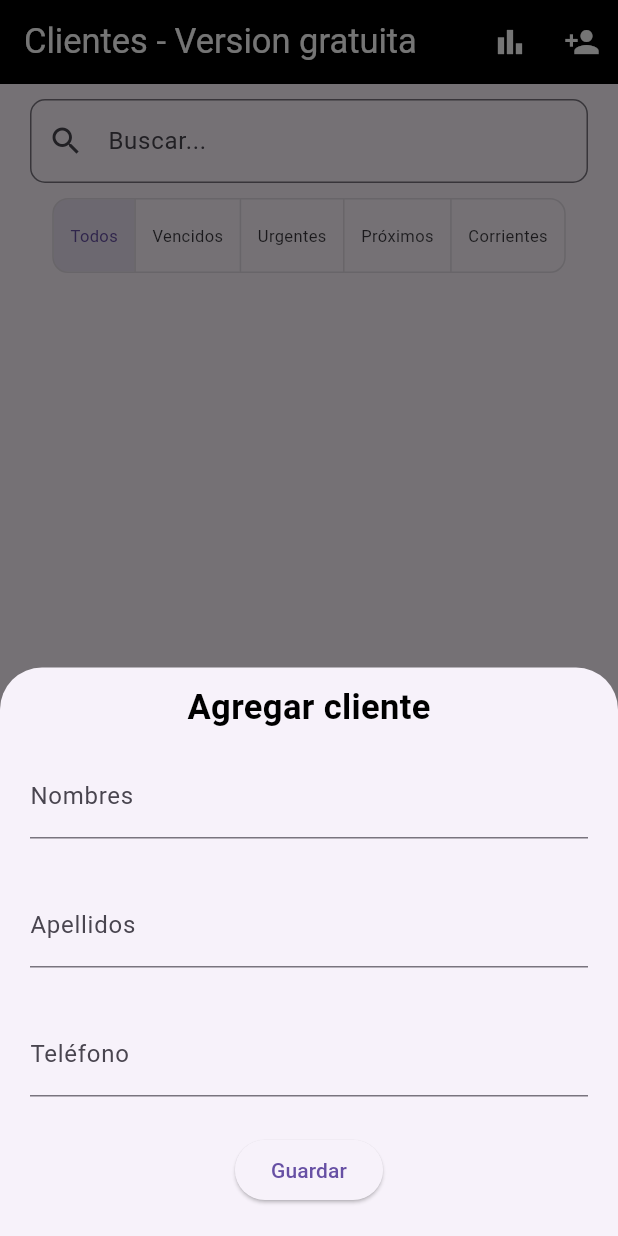
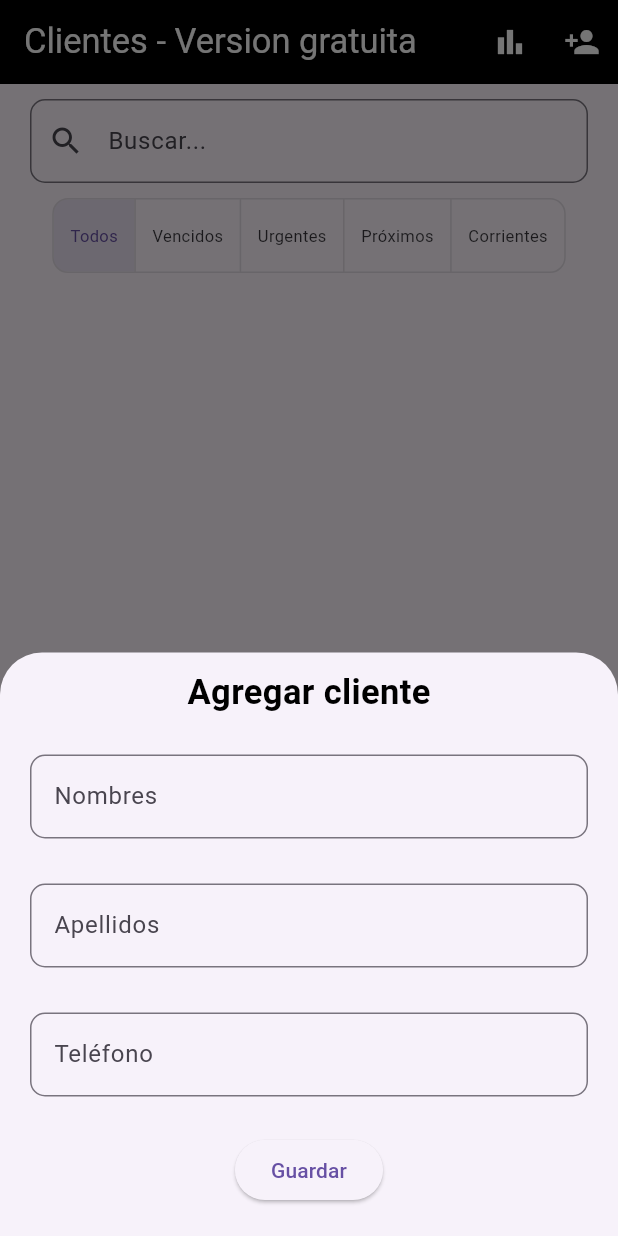
Before and after one commit to BetoCristobal/myGym, a Flutter app: the screen it shows after launch, after a tap on the "person add" icon, on a phone screen of 412 x 824 dp. Run offline on Flutter 3.47's test engine with Material 3 defaults, Android fonts, the light colour scheme and no system bars; our stand-ins replace data_table_2, sqflite; accounts and stored records are empty.

Commit message:
Se capitalizan campos texto, arreglamos fechas proximo pago no puede ser anterior a fecha pago, TextFields borde completo y estamos listos para agregar funcion FOTO

```diff
--- a/lib/data/db/database_helper.dart
+++ b/lib/data/db/database_helper.dart
@@ -33,7 +33,8 @@ class DatabaseHelper {
             nombres TEXT NOT NULL,
             apellidos TEXT NOT NULL,
             telefono TEXT NOT NULL,
-            estatus TEXT NOT NULL
+            estatus TEXT NOT NULL,
+            fotoPath TEXT
             )
             '''
           );
--- a/lib/data/models/cliente_model.dart
+++ b/lib/data/models/cliente_model.dart
@@ -4,7 +4,7 @@ class ClienteModel {
   String apellidos;
   String telefono;
   String estatus;
-  //String? fotografia;
+  String? fotoPath;
 
   ClienteModel({
     this.id,
@@ -12,7 +12,7 @@ class ClienteModel {
     required this.apellidos,
     required this.telefono,
     required this.estatus,
-    //this.fotografia,
+    this.fotoPath,
   });
 
   //Cliente -> Map
@@ -24,7 +24,7 @@ class ClienteModel {
       'apellidos': apellidos,
       'telefono': telefono,
       'estatus': estatus,
-      //'fotografia': fotografia,
+      'fotoPath': fotoPath
     };
   }
 
@@ -36,7 +36,7 @@ class ClienteModel {
       apellidos: map['apellidos'],
       telefono: map['telefono'],
       estatus: map['estatus'],
-      //fotografia: map['fotografia']
+      fotoPath: map['fotoPath']
       );
   }
 }
--- a/lib/utils/asignar_color_fondo_card_cliente.dart
+++ b/lib/utils/asignar_color_fondo_card_cliente.dart
@@ -17,7 +17,7 @@ LinearGradient asignarColorFondoCardCliente(String estatus) {
 
     case 'proximo':
       color1 = Color.fromARGB(255, 223, 164, 1);
-      color2 = Color.fromARGB(255, 255, 230, 1);
+      color2 = Color.fromARGB(255, 255, 196, 1);
       break;
 
     case 'corriente':
--- a/lib/widgets/ClienteScreen/form_agregar_editar_cliente.dart
+++ b/lib/widgets/ClienteScreen/form_agregar_editar_cliente.dart
@@ -50,7 +50,7 @@ class _FormAgregarEditarClienteState extends State<FormAgregarEditarCliente> {
               children: [
                 // TITULO
                 Padding(
-                  padding: const EdgeInsets.only(top: 10),
+                  padding: const EdgeInsets.only(top: 10, bottom: 10),
                   child: Text(widget.estaEditando == false
                   ? "Agregar cliente"
                   : "Editar cliente", style: TextStyles.tituloShowModal, ),
@@ -61,7 +61,14 @@ class _FormAgregarEditarClienteState extends State<FormAgregarEditarCliente> {
                   margin: EdgeInsets.symmetric(vertical: 15),
                   child: TextFormField(
                     controller: nombresController,
-                    decoration: InputDecoration(labelText: "Nombres"),
+                    textCapitalization: TextCapitalization.words,
+                    decoration: InputDecoration(
+                      labelText: "Nombres",
+                      border: OutlineInputBorder(
+                        borderRadius: BorderRadius.circular(10),
+                        borderSide: BorderSide(color: Colors.grey, width: 1)
+                      )
+                    ),
                     validator: (value) =>
                       value == null || value.isEmpty ? "Ingrese nombres" : null,
                   ),
@@ -72,7 +79,14 @@ class _FormAgregarEditarClienteState extends State<FormAgregarEditarCliente> {
                   margin: EdgeInsets.symmetric(vertical: 15),
                   child: TextFormField(
                     controller: apellidosController,
-                    decoration: InputDecoration(labelText: "Apellidos"),
+                    textCapitalization: TextCapitalization.words,
+                    decoration: InputDecoration(
+                      labelText: "Apellidos",
+                      border: OutlineInputBorder(
+                        borderRadius: BorderRadius.circular(10),
+                        borderSide: BorderSide(color: Colors.grey, width: 1)
+                      )
+                    ),
                     validator: (value) =>
                       value == null || value.isEmpty ? "Ingrese apellidos" : null,
                   ),
@@ -84,7 +98,13 @@ class _FormAgregarEditarClienteState extends State<FormAgregarEditarCliente> {
                   child: TextFormField(
                     controller: telefonoController,
                     keyboardType: TextInputType.phone,
-                    decoration: InputDecoration(labelText: "Teléfono"),
+                    decoration: InputDecoration(
+                      labelText: "Teléfono",
+                      border: OutlineInputBorder(
+                        borderRadius: BorderRadius.circular(10),
+                        borderSide: BorderSide(color: Colors.grey, width: 1)
+                      )
+                    ),
                     inputFormatters: [
                       LengthLimitingTextInputFormatter(10),
                       FilteringTextInputFormatter.digitsOnly
```
Also changed, not shown: lib/widgets/ClienteScreen/PopUpMenu/form_agregar_editar_pago.dart (+19 -3 lines), lib/widgets/Reportes Screen/form_aplicar_filtros.dart (+11 -1 lines).
